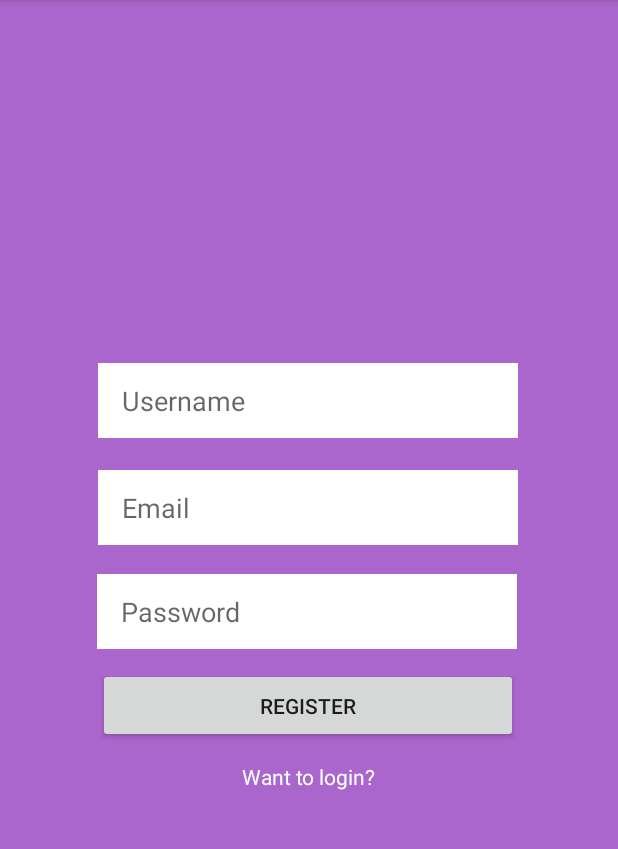
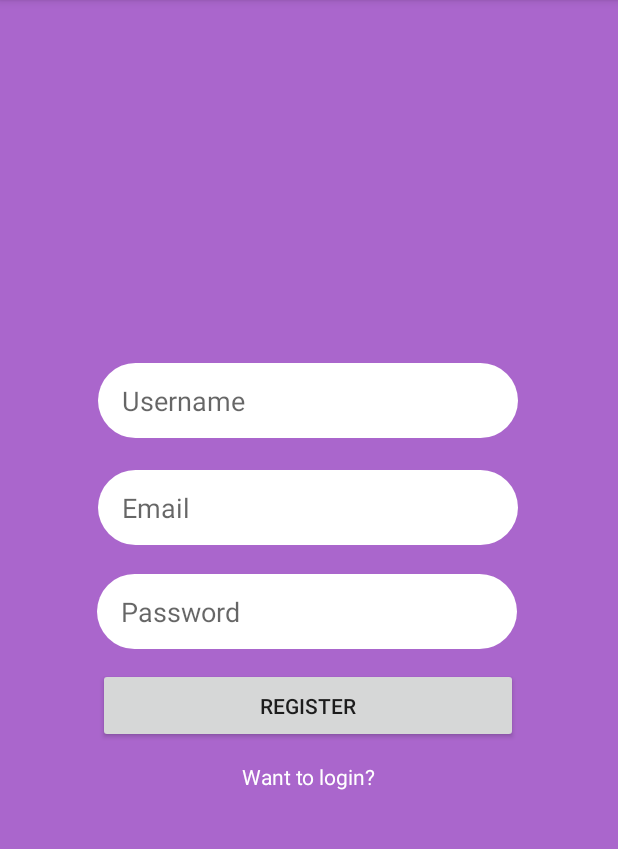
Before and after one commit to simenghe/Messaging, an Android app: the screen it shows after launch (MainActivity), on a phone screen of 412 x 824 dp, the part 84-933 px from its top. Run offline under Robolectric (Android 15) with nearby library versions, the phone set to English and light mode, and no system bars; our stand-ins replace Firebase (no records; nobody signed in at launch, a user with empty details on screens opened directly).

Commit message:
Getting closer

```diff
--- /dev/null
+++ b/app/src/main/res/drawable/rounded_edittext.xml
@@ -0,0 +1,5 @@
+<?xml version="1.0" encoding="utf-8"?>
+<shape xmlns:android="http://schemas.android.com/apk/res/android">
+    <corners android:radius="25dp"/>
+    <solid android:color="@android:color/white"/>
+</shape>
--- a/app/src/main/res/layout/activity_login.xml
+++ b/app/src/main/res/layout/activity_login.xml
@@ -33,7 +33,7 @@
         android:layout_marginRight="8dp"
         android:layout_marginStart="8dp"
         android:layout_marginTop="8dp"
-        android:background="@android:color/background_light"
+        android:background="@drawable/rounded_edittext"
         android:ems="10"
         android:hint="@string/editUser"
         android:inputType="textEmailAddress"
@@ -55,7 +55,7 @@
         android:layout_marginRight="8dp"
         android:layout_marginStart="8dp"
         android:layout_marginTop="8dp"
-        android:background="@android:color/background_light"
+        android:background="@drawable/rounded_edittext"
         android:ems="10"
         android:hint="@string/edit_login_password"
         android:inputType="textPassword"
--- a/app/src/main/res/layout/activity_main.xml
+++ b/app/src/main/res/layout/activity_main.xml
@@ -17,7 +17,7 @@
         android:layout_marginRight="8dp"
         android:layout_marginStart="8dp"
         android:layout_marginTop="8dp"
-        android:background="@android:color/background_light"
+        android:background="@drawable/rounded_edittext"
         android:ems="10"
         android:hint="@string/editUser"
         android:inputType="text"
@@ -39,7 +39,7 @@
         android:layout_marginRight="8dp"
         android:layout_marginStart="8dp"
         android:layout_marginTop="8dp"
-        android:background="@android:color/background_light"
+        android:background="@drawable/rounded_edittext"
         android:ems="10"
         android:hint="@string/editEmail"
         android:inputType="textEmailAddress"
@@ -61,7 +61,7 @@
         android:layout_marginRight="8dp"
         android:layout_marginStart="8dp"
         android:layout_marginTop="8dp"
-        android:background="@android:color/background_light"
+        android:background="@drawable/rounded_edittext"
         android:ems="10"
         android:hint="@string/editPassword"
         android:inputType="textPassword"
```
